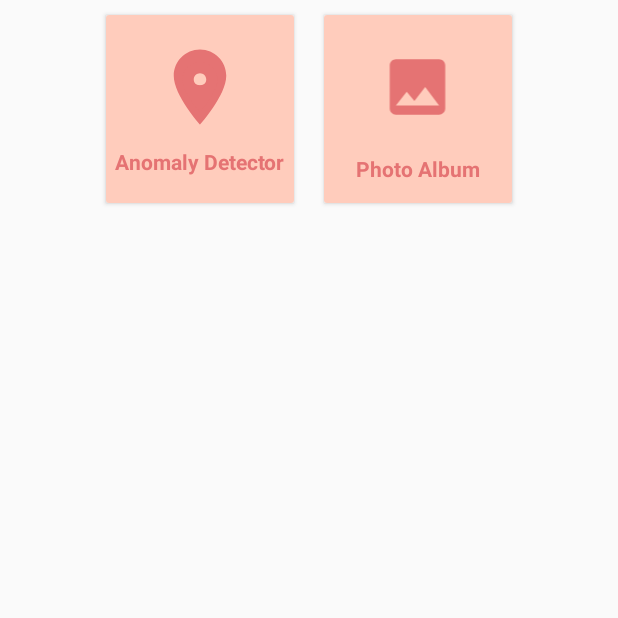
After one commit to nidhijmr/SilverSnugMobileApp, an Android app: the CareTakerDashboardActivity screen opened directly, with no data from a screen before it, on a phone screen of 412 x 824 dp, the top half of it. The commit adds this screen. Run offline under Robolectric (Android 15) with nearby library versions, the phone set to English and light mode, and no system bars; 2 statements that could not run were skipped.

Commit message:
Caretaker Dashboard

```diff
--- a/app/build.gradle
+++ b/app/build.gradle
@@ -19,7 +19,7 @@ android {
 }
 
 dependencies {
-    compile 'com.googlecode.json-simple:json-simple:1.1'
+    implementation 'com.googlecode.json-simple:json-simple:1.1'
     implementation fileTree(dir: 'libs', include: ['*.jar'])
     //noinspection GradleCompatible
     implementation 'com.android.support:appcompat-v7:28.0.0'
--- /dev/null
+++ b/app/src/main/java/edu/sjsu/silversnugmobileapp/CareTakerDashboardActivity.java
@@ -0,0 +1,59 @@
+package edu.sjsu.silversnugmobileapp;
+
+import android.content.Intent;
+import android.os.Bundle;
+import android.support.design.widget.FloatingActionButton;
+import android.support.design.widget.Snackbar;
+import android.support.v7.app.AppCompatActivity;
+import android.support.v7.widget.Toolbar;
+import android.util.Log;
+import android.view.Menu;
+import android.view.MenuInflater;
+import android.view.View;
+
+import edu.sjsu.silversnugmobileapp.VolleyAPI.VolleyResponse.UserResponse;
+
+public class CareTakerDashboardActivity extends AppCompatActivity {
+
+    UserResponse userResponse;
+
+    @Override
+    protected void onCreate(Bundle savedInstanceState) {
+        super.onCreate(savedInstanceState);
+        setContentView(R.layout.activity_care_taker_dashboard);
+        Toolbar toolbar = findViewById(R.id.toolbar);
+        setSupportActionBar(toolbar);
+        //getSupportActionBar().setTitle("DashBoard");
+
+        Intent i = getIntent();
+        Bundle b =  i.getExtras();
+        userResponse =  (UserResponse)b.get("userResponse");
+        Log.i("userResponse: ", userResponse.toString());
+
+//        FloatingActionButton fab = findViewById(R.id.fab);
+//        fab.setOnClickListener(new View.OnClickListener() {
+//            @Override
+//            public void onClick(View view) {
+//                Snackbar.make(view, "Replace with your own action", Snackbar.LENGTH_LONG)
+//                        .setAction("Action", null).show();
+//            }
+//        });
+    }
+
+    @Override
+    public boolean onCreateOptionsMenu(Menu menu) {
+
+        MenuInflater inflater = getMenuInflater();
+        inflater.inflate(R.menu.myprofile, menu);
+        inflater.inflate(R.menu.logout, menu);
+        inflater.inflate(R.menu.deleteaccount, menu);
+        return super.onCreateOptionsMenu(menu);
+    }
+
+
+    public void goToAnomalyDetector(View view) {
+        Intent intent = new Intent(CareTakerDashboardActivity.this, UserLocationsMapsActivity.class);
+        intent.putExtra("userResponse", userResponse);
+        CareTakerDashboardActivity.this.startActivity(intent);
+    }
+}
--- /dev/null
+++ b/app/src/main/res/layout/activity_care_taker_dashboard.xml
@@ -0,0 +1,112 @@
+<?xml version="1.0" encoding="utf-8"?>
+<LinearLayout xmlns:android="http://schemas.android.com/apk/res/android"
+    xmlns:app="http://schemas.android.com/apk/res-auto"
+    xmlns:tools="http://schemas.android.com/tools"
+    android:layout_width="match_parent"
+    android:layout_height="match_parent"
+    tools:context=".CareTakerDashboardActivity">
+
+    <LinearLayout
+        android:layout_width="match_parent"
+        android:layout_height="wrap_content"
+        android:clipToPadding="false"
+        android:gravity="center"
+        android:orientation="horizontal">
+
+        <android.support.v7.widget.CardView
+            android:id="@+id/address"
+            android:layout_width="125dp"
+            android:layout_height="125dp"
+            android:layout_margin="10dp"
+
+            android:clickable="true"
+            android:foreground="?android:attr/selectableItemBackground">
+
+            <LinearLayout
+                android:layout_width="match_parent"
+                android:layout_height="match_parent"
+                android:background="@color/colorPrimary"
+                android:onClick="goToAnomalyDetector"
+                android:gravity="center"
+
+                android:orientation="vertical">
+
+                <ImageView
+                    android:layout_width="60dp"
+                    android:layout_height="60dp"
+                    android:background="@drawable/ic_location_on_black_24dp"
+                    android:padding="10dp"
+                    android:src="@drawable/ic_location_on_black_24dp" />
+
+                <TextView
+                    android:layout_width="wrap_content"
+                    android:layout_height="wrap_content"
+                    android:layout_marginTop="10dp"
+                    android:text="Anomaly Detector"
+                    android:textColor="#E57373"
+                    android:textStyle="bold" />
+
+            </LinearLayout>
+        </android.support.v7.widget.CardView>
+
+        <android.support.v7.widget.CardView
+            android:id="@+id/photoalbum"
+            android:layout_width="125dp"
+            android:layout_height="125dp"
+            android:layout_margin="10dp"
+            android:clickable="true"
+            android:foreground="?android:attr/selectableItemBackground">
+
+            <LinearLayout
+                android:layout_width="match_parent"
+                android:layout_height="match_parent"
+                android:background="@color/colorPrimary"
+                android:gravity="center"
+                android:orientation="vertical">
+
+                <ImageView
+                    android:layout_width="71dp"
+                    android:layout_height="69dp"
+                    android:padding="10dp"
+                    android:src="@drawable/ic_photo_black_24dp" />
+
+                <TextView
+                    android:layout_width="wrap_content"
+                    android:layout_height="wrap_content"
+                    android:textColor="#E57373"
+                    android:layout_marginTop="10dp"
+                    android:text="Photo Album"
+
+                    android:textStyle="bold" />
+
+            </LinearLayout>
+
+        </android.support.v7.widget.CardView>
+
+    </LinearLayout>
+
+    <!--<android.support.design.widget.AppBarLayout-->
+        <!--android:layout_width="match_parent"-->
+        <!--android:layout_height="wrap_content"-->
+        <!--android:theme="@style/AppTheme.AppBarOverlay">-->
+
+        <!--<android.support.v7.widget.Toolbar-->
+            <!--android:id="@+id/toolbar"-->
+            <!--android:layout_width="match_parent"-->
+            <!--android:layout_height="?attr/actionBarSize"-->
+            <!--android:background="?attr/colorPrimary"-->
+            <!--app:popupTheme="@style/AppTheme.PopupOverlay" />-->
+
+    <!--</android.support.design.widget.AppBarLayout>-->
+
+    <!--<include layout="@layout/content_care_taker_dashboard" />-->
+
+    <!--<android.support.design.widget.FloatingActionButton-->
+        <!--android:id="@+id/fab"-->
+        <!--android:layout_width="wrap_content"-->
+        <!--android:layout_height="wrap_content"-->
+        <!--android:layout_gravity="bottom|end"-->
+        <!--android:layout_margin="@dimen/fab_margin"-->
+        <!--app:srcCompat="@android:drawable/ic_dialog_email" />-->
+
+</LinearLayout>
--- a/app/src/main/res/values/strings.xml
+++ b/app/src/main/res/values/strings.xml
@@ -28,4 +28,6 @@
     <string name="nav_header_subtitle">android.studio@android.com</string>
     <string name="nav_header_desc">Navigation header</string>
     <string name="action_settings">Settings</string>
+    <string name="title_activity_care_taker_dashboard">CareTakerDashboardActivity</string>
+    <string name="title_activity_user_locations_maps">Map</string>
 </resources>
```
Also changed, not shown: app/src/main/AndroidManifest.xml (+27 -0 lines), app/src/main/java/edu/sjsu/silversnugmobileapp/LoginActivity.java (+10 -3 lines), app/src/main/java/edu/sjsu/silversnugmobileapp/UserLocationsMapsActivity.java (added, +145 -0 lines), app/src/main/java/edu/sjsu/silversnugmobileapp/VolleyAPI/VolleyModel/UserLocation.java (added, +81 -0 lines), app/src/main/java/edu/sjsu/silversnugmobileapp/VolleyAPI/VolleyResponse/UserLocationResponse.java (added, +39 -0 lines), app/src/main/res/layout/activity_user_locations_maps.xml (added, +9 -0 lines), app/src/main/res/layout/content_care_taker_dashboard.xml (added, +11 -0 lines).
